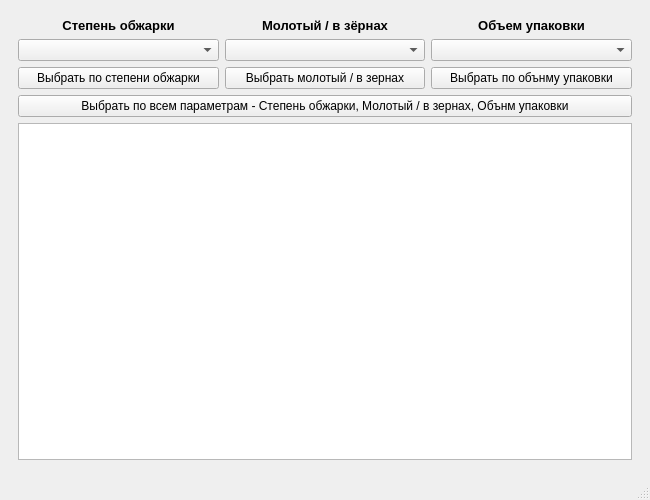
The window that main.ui (AVRasyuk/espresso) describes before a commit, drawn with Qt 5.
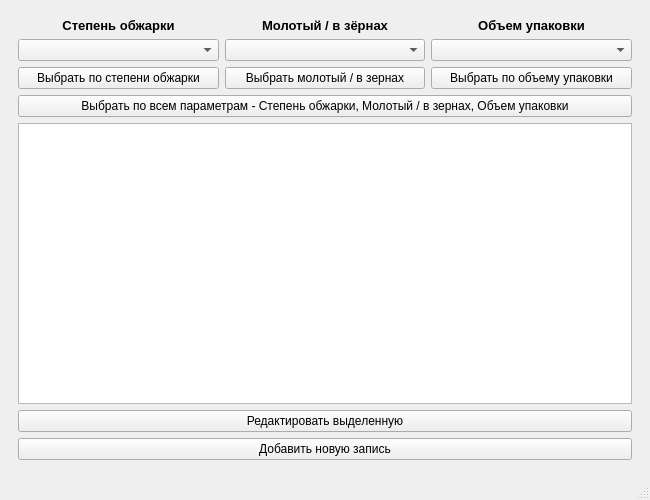
The same window after the commit.

Diff of the .ui file:
```diff
--- a/main.ui
+++ b/main.ui
@@ -75,7 +75,7 @@
          <item>
           <widget class="QPushButton" name="pushButton_4">
            <property name="text">
-            <string>Выбрать по обънму упаковки</string>
+            <string>Выбрать по объему упаковки</string>
            </property>
           </widget>
          </item>
@@ -86,13 +86,27 @@
          <item>
           <widget class="QPushButton" name="pushButton">
            <property name="text">
-            <string>Выбрать по всем параметрам - Степень обжарки, Молотый / в зернах, Обънм упаковки</string>
+            <string>Выбрать по всем параметрам - Степень обжарки, Молотый / в зернах, Объем упаковки</string>
            </property>
           </widget>
          </item>
          <item>
           <widget class="QTableWidget" name="tableWidget"/>
          </item>
+         <item>
+          <widget class="QPushButton" name="pushButton_5">
+           <property name="text">
+            <string>Редактировать выделенную</string>
+           </property>
+          </widget>
+         </item>
+         <item>
+          <widget class="QPushButton" name="pushButton_6">
+           <property name="text">
+            <string>Добавить новую запись</string>
+           </property>
+          </widget>
+         </item>
         </layout>
        </item>
       </layout>
```
